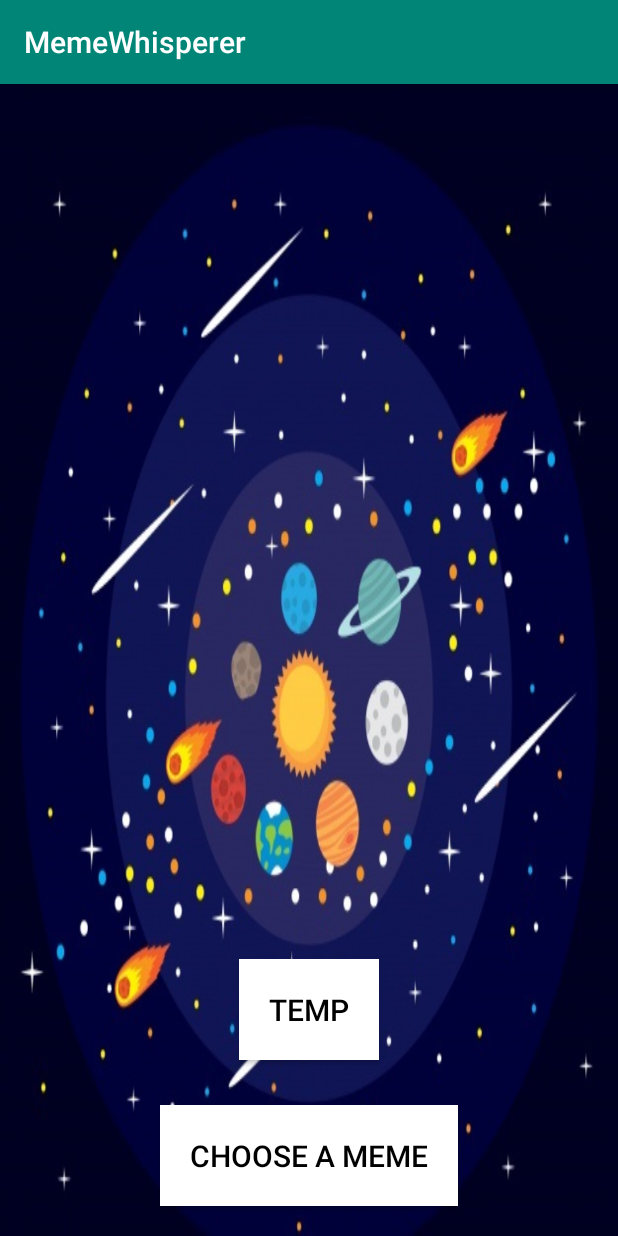
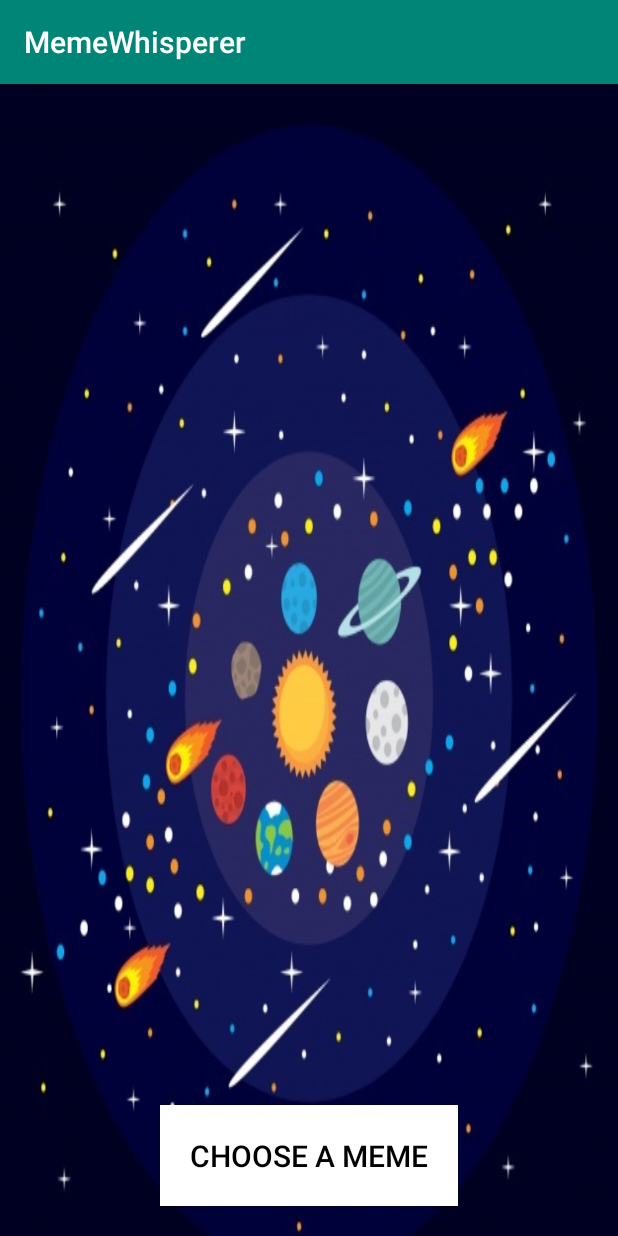
Before and after one commit to codecomp2019/1791, an Android app: the screen it shows after launch (MainActivity), on a phone screen of 412 x 824 dp. Run offline under Robolectric (Android 15) with nearby library versions, the phone set to English and light mode, and no system bars; libraries missing offline, so code that uses them is left out: com.google.android.gms; 3 statements that could not run were skipped.

Commit message:
elija's revenge

```diff
--- a/app/src/main/java/com/canthackthis/memewhisperer/MainActivity.java
+++ b/app/src/main/java/com/canthackthis/memewhisperer/MainActivity.java
@@ -120,9 +120,7 @@ public class MainActivity extends AppCompatActivity implements View.OnClickListe
         setContentView(R.layout.image_area);
         setContentView(R.layout.next);
         setContentView(R.layout.start_buttons);
-        temp = (Button) findViewById(R.id.temp);
         choose = (Button) findViewById(R.id.choose);
-        temp.setOnClickListener(this);
         choose.setOnClickListener(this);
 
 
--- a/app/src/main/res/layout/start_buttons.xml
+++ b/app/src/main/res/layout/start_buttons.xml
@@ -32,17 +32,5 @@
         android:padding="20dp"
         android:layout_margin="20dp"/>
 
-    <Button
-        android:id="@+id/temp"
-        android:layout_width="wrap_content"
-        android:layout_height="wrap_content"
-        android:text="Temp"
-        android:textSize="20dp"
-        android:textColor="#000"
-        android:background="#fff"
-        android:layout_centerHorizontal="true"
-        android:layout_above="@id/choose"
-        android:padding="20dp"
-        android:layout_margin="10dp"/>
 
 </RelativeLayout>
```
